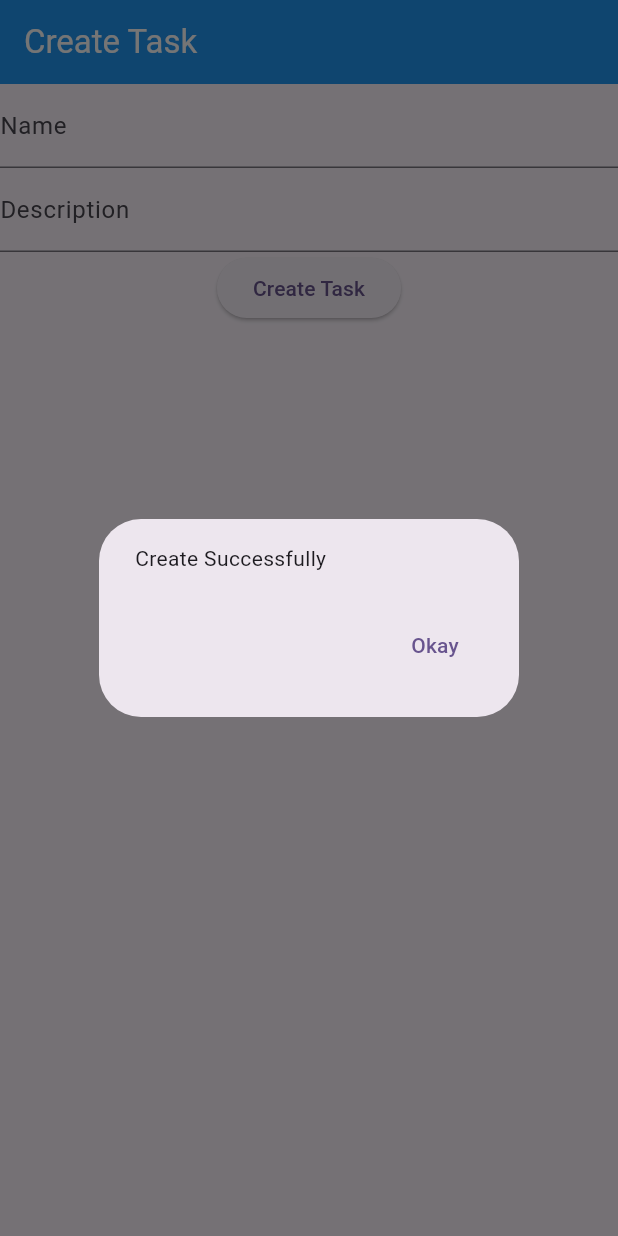
After one commit to AbRehman536/Flutter_sec6_backend, a Flutter app: the screen it shows after launch, after a tap on "Create Task", on a phone screen of 412 x 824 dp. The commit adds this screen. Run offline on Flutter 3.47's test engine with Material 3 defaults, Android fonts, the phone set to English and light mode, and no system bars; our stand-ins replace cloud_firestore, firebase_core; accounts and stored records are empty.

Commit message:
create task done

```diff
--- a/lib/main.dart
+++ b/lib/main.dart
@@ -1,4 +1,5 @@
 import 'package:flutter/material.dart';
+import 'package:flutter_sec6_backend/views/create_task.dart';
 
 void main() {
   runApp(const MyApp());
@@ -30,7 +31,7 @@ class MyApp extends StatelessWidget {
         // tested with just a hot reload.
         colorScheme: ColorScheme.fromSeed(seedColor: Colors.deepPurple),
       ),
-      home: const MyHomePage(title: 'Flutter Demo Home Page'),
+      home: CreateTask()
     );
   }
 }
--- /dev/null
+++ b/lib/views/create_task.dart
@@ -0,0 +1,68 @@
+import 'package:flutter/material.dart';
+import 'package:flutter_sec6_backend/model/task.dart';
+import 'package:flutter_sec6_backend/services/task.dart';
+
+class CreateTask extends StatefulWidget {
+  const CreateTask({super.key});
+
+  @override
+  State<CreateTask> createState() => _CreateTaskState();
+}
+
+class _CreateTaskState extends State<CreateTask> {
+  TextEditingController nameController = TextEditingController();
+  TextEditingController descriptionController = TextEditingController();
+  bool isLoading = false;
+
+  @override
+  Widget build(BuildContext context) {
+    return Scaffold(
+      appBar: AppBar(
+        title: Text("Create Task"),
+        backgroundColor: Colors.blue,
+        foregroundColor: Colors.white,
+      ),
+      body: Column(children: [
+        TextField(controller: nameController,decoration: InputDecoration(
+          label: Text("Name")
+        ),),
+        TextField(controller: descriptionController,decoration: InputDecoration(
+            label: Text("Description")
+        ),),
+        isLoading ? Center(child: CircularProgressIndicator(),)
+        :ElevatedButton(onPressed: ()async{
+          try{
+            isLoading = true;
+            setState(() {});
+            await TaskServices().createTask(TaskModel(
+              name: nameController.text.toString(),
+              description: descriptionController.text.toString(),
+              isCompleted: false,
+              createdAt: DateTime.now().millisecondsSinceEpoch
+            )).then((value){
+              isLoading = false;
+              setState(() {});
+              showDialog(
+                context: context,
+                builder: (BuildContext context) {
+                  return AlertDialog(
+                    content: Text("Create Successfully"),
+                    actions: [
+                      TextButton(onPressed: (){
+                        Navigator.pop(context);
+                      }, child: Text("Okay"))
+                    ],
+                  );
+                }, );
+            });
+          }catch(e){
+            isLoading = false;
+            setState(() {});
+            ScaffoldMessenger.of(context)
+                .showSnackBar(SnackBar(content: Text(e.toString())));
+          }
+        }, child: Text("Create Task"))
+      ],),
+    );
+  }
+}
```
Also changed, not shown: lib/services/task.dart (+24 -25 lines), 3 other files.
